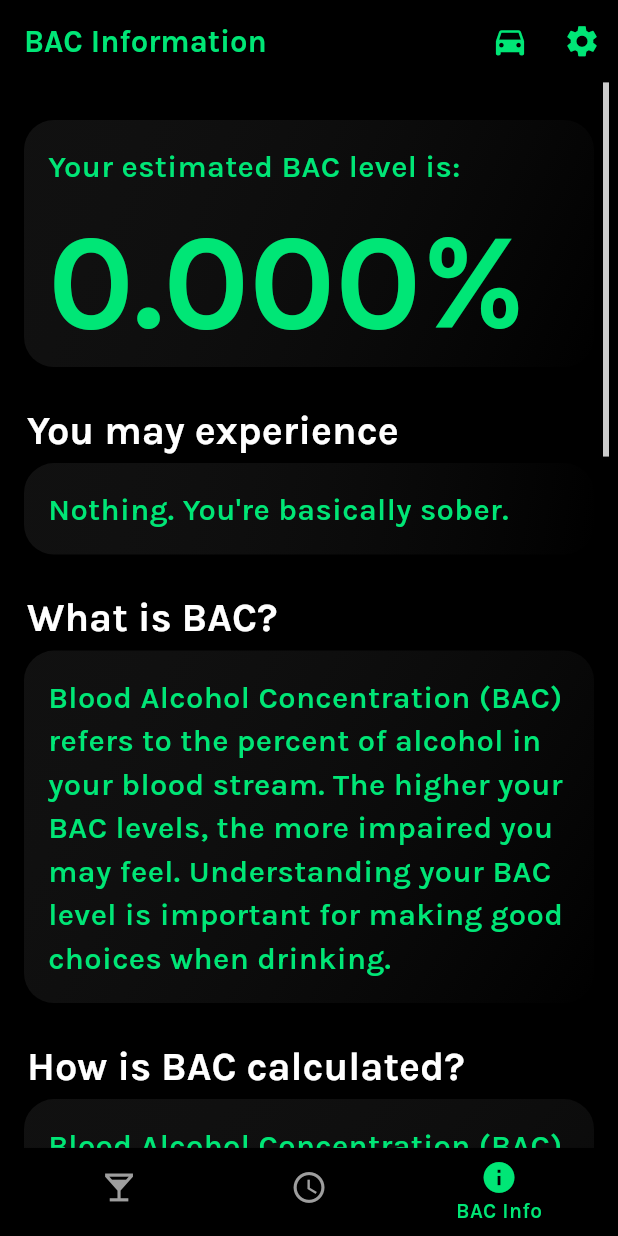
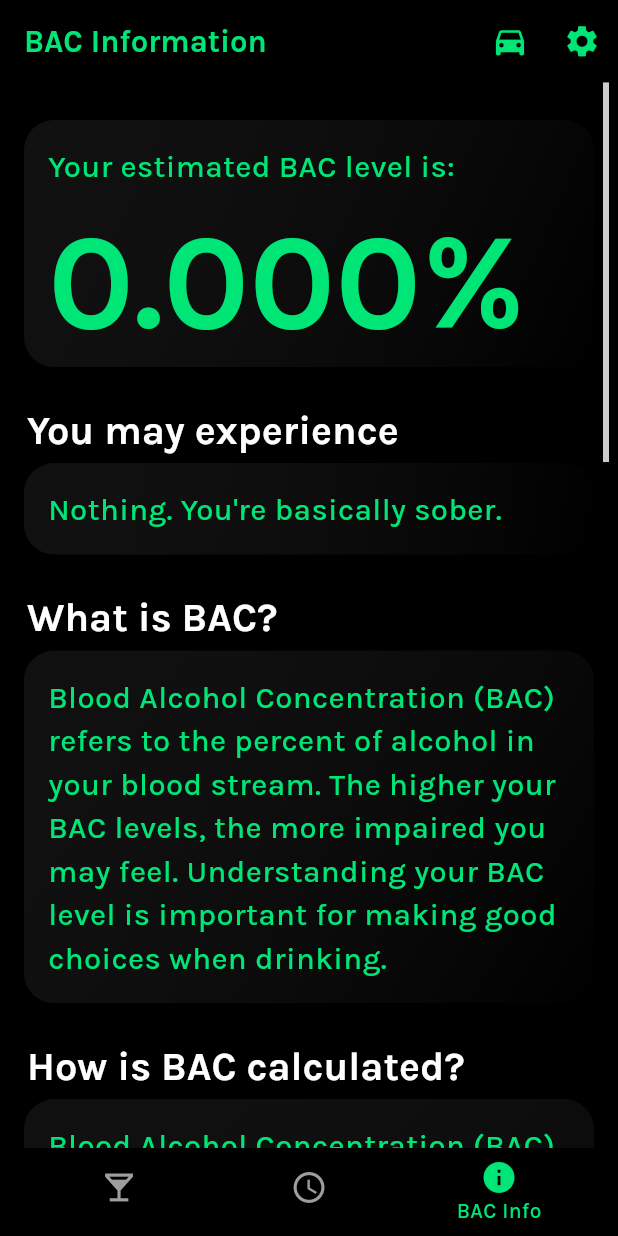
Before and after one commit to rahulg221/party_pal_, a Flutter app: the screen it shows after launch, swiped to page 3, on a phone screen of 412 x 824 dp. Run offline on Flutter 3.47's test engine with Material 2 defaults, Android fonts, the light colour scheme and no system bars; our stand-ins replace flutter_riverpod, shared_preferences; missing offline and left inert: activity_ring.

Commit message:
Add files via upload

```diff
--- a/lib/theme_config.dart
+++ b/lib/theme_config.dart
@@ -52,7 +52,7 @@
         fontSize: textScale * 2.5,
         color: Colors.black,
         fontFamily: fontStyle,
-        fontWeight: FontWeight.w600,
+        fontWeight: FontWeight.w500,
       ),
       bodySmall: TextStyle(
         fontSize: textScale * 2,
@@ -177,7 +177,7 @@
         fontSize: textScale * 2.5,
         color: textColor,
         fontFamily: fontStyle,
-        fontWeight: FontWeight.w600,
+        fontWeight: FontWeight.w500,
       ),
       bodySmall: TextStyle(
         fontSize: textScale * 2,
```
Also changed, not shown: lib/history.dart (+4 -4 lines).
